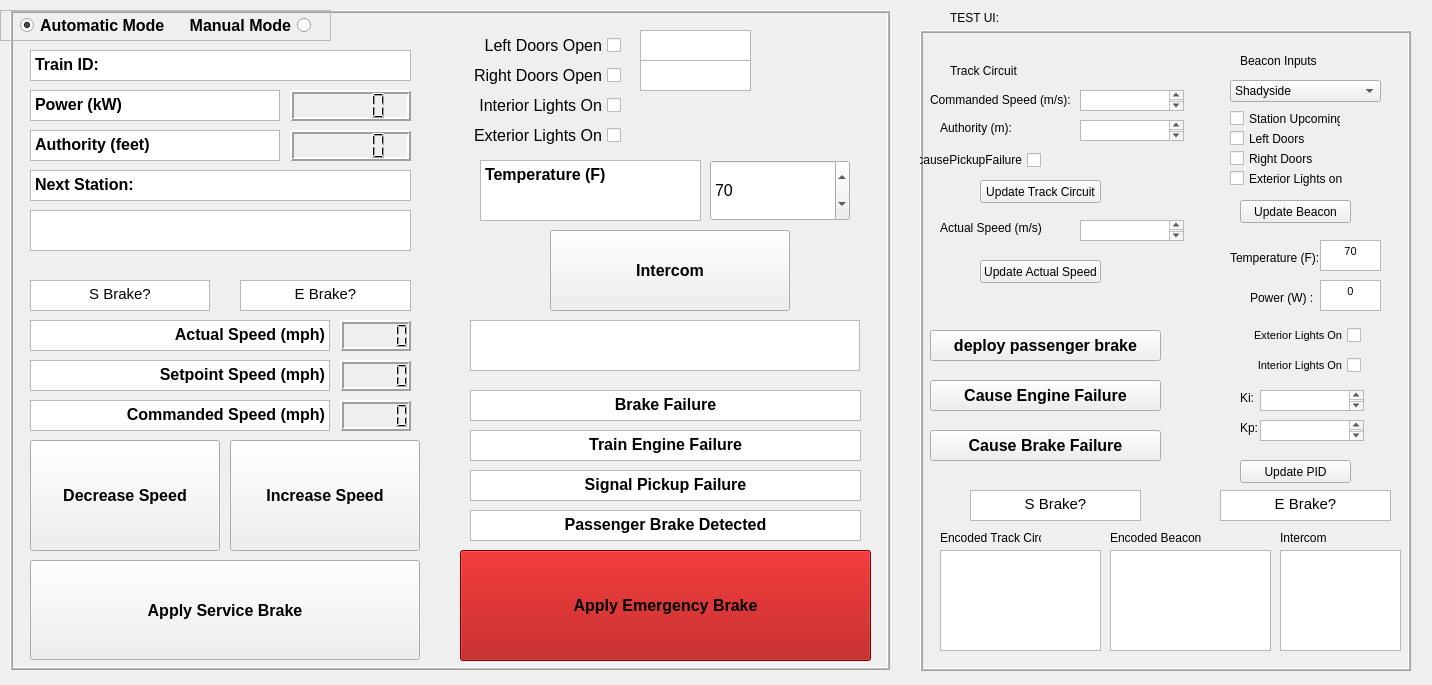
First picture: the form in DevEnv/src/TrainControllerSW/src/form.ui, repository Prem-125/TRAINS, before the edit.
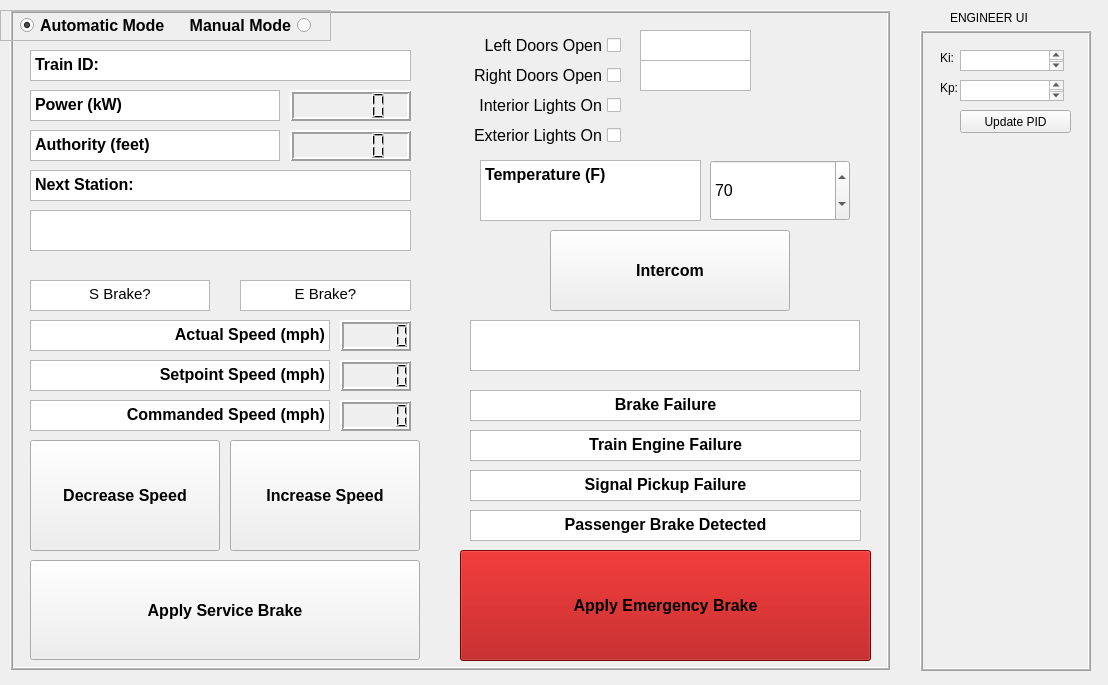
Second picture: the form after the edit.

The edit to the form file:
```diff
--- a/DevEnv/src/TrainControllerSW/src/form.ui
+++ b/DevEnv/src/TrainControllerSW/src/form.ui
@@ -6,7 +6,7 @@
    <rect>
     <x>0</x>
     <y>0</y>
-    <width>1432</width>
+    <width>1108</width>
     <height>685</height>
    </rect>
   </property>
@@ -630,7 +630,7 @@
     <rect>
      <x>920</x>
      <y>30</y>
-     <width>491</width>
+     <width>171</width>
      <height>641</height>
     </rect>
    </property>
@@ -646,141 +646,11 @@
    <property name="midLineWidth">
     <number>1</number>
    </property>
-   <widget class="QPushButton" name="causePassenger">
-    <property name="geometry">
-     <rect>
-      <x>10</x>
-      <y>300</y>
-      <width>231</width>
-      <height>31</height>
-     </rect>
-    </property>
-    <property name="font">
-     <font>
-      <pointsize>12</pointsize>
-      <weight>75</weight>
-      <bold>true</bold>
-     </font>
-    </property>
-    <property name="text">
-     <string>deploy passenger brake</string>
-    </property>
-   </widget>
-   <widget class="QTextEdit" name="inputCommanded">
-    <property name="geometry">
-     <rect>
-      <x>160</x>
-      <y>60</y>
-      <width>104</width>
-      <height>21</height>
-     </rect>
-    </property>
-    <property name="autoFillBackground">
-     <bool>false</bool>
-    </property>
-    <property name="inputMethodHints">
-     <set>Qt::ImhFormattedNumbersOnly</set>
-    </property>
-   </widget>
-   <widget class="QTextEdit" name="inputAuthority">
-    <property name="geometry">
-     <rect>
-      <x>160</x>
-      <y>90</y>
-      <width>104</width>
-      <height>21</height>
-     </rect>
-    </property>
-    <property name="inputMethodHints">
-     <set>Qt::ImhFormattedNumbersOnly</set>
-    </property>
-   </widget>
-   <widget class="QLabel" name="label">
-    <property name="geometry">
-     <rect>
-      <x>10</x>
-      <y>60</y>
-      <width>141</width>
-      <height>20</height>
-     </rect>
-    </property>
-    <property name="text">
-     <string>Commanded Speed (m/s):</string>
-    </property>
-   </widget>
-   <widget class="QLabel" name="label_2">
-    <property name="geometry">
-     <rect>
-      <x>20</x>
-      <y>90</y>
-      <width>101</width>
-      <height>16</height>
-     </rect>
-    </property>
-    <property name="text">
-     <string>Authority (m):</string>
-    </property>
-   </widget>
-   <widget class="QPushButton" name="updateTCFake">
-    <property name="geometry">
-     <rect>
-      <x>60</x>
-      <y>150</y>
-      <width>121</width>
-      <height>23</height>
-     </rect>
-    </property>
-    <property name="text">
-     <string>Update Track Circuit</string>
-    </property>
-   </widget>
-   <widget class="QLabel" name="label_4">
-    <property name="geometry">
-     <rect>
-      <x>20</x>
-      <y>190</y>
-      <width>101</width>
-      <height>16</height>
-     </rect>
-    </property>
-    <property name="text">
-     <string>Actual Speed (m/s):</string>
-    </property>
-   </widget>
-   <widget class="QTextEdit" name="actualSpeed">
-    <property name="geometry">
-     <rect>
-      <x>160</x>
-      <y>190</y>
-      <width>104</width>
-      <height>21</height>
-     </rect>
-    </property>
-    <property name="inputMethodHints">
-     <set>Qt::ImhFormattedNumbersOnly|Qt::ImhPreferNumbers</set>
-    </property>
-   </widget>
-   <widget class="QCheckBox" name="causePickupFailure">
-    <property name="geometry">
-     <rect>
-      <x>-10</x>
-      <y>120</y>
-      <width>131</width>
-      <height>20</height>
-     </rect>
-    </property>
-    <property name="layoutDirection">
-     <enum>Qt::RightToLeft</enum>
-    </property>
-    <property name="text">
-     <string>causePickupFailure</string>
-    </property>
-   </widget>
    <widget class="QTextEdit" name="kiInput">
     <property name="geometry">
      <rect>
-      <x>340</x>
-      <y>360</y>
+      <x>40</x>
+      <y>20</y>
       <width>104</width>
       <height>21</height>
      </rect>
@@ -789,8 +659,8 @@
    <widget class="QLabel" name="label_6">
     <property name="geometry">
      <rect>
-      <x>320</x>
-      <y>360</y>
+      <x>20</x>
+      <y>20</y>
       <width>16</width>
       <height>16</height>
      </rect>
@@ -802,8 +672,8 @@
    <widget class="QLabel" name="label_7">
     <property name="geometry">
      <rect>
-      <x>320</x>
-      <y>390</y>
+      <x>20</x>
+      <y>50</y>
       <width>21</width>
       <height>16</height>
      </rect>
@@ -815,272 +685,18 @@
    <widget class="QTextEdit" name="kpInput">
     <property name="geometry">
      <rect>
-      <x>340</x>
-      <y>390</y>
+      <x>40</x>
+      <y>50</y>
       <width>104</width>
       <height>21</height>
      </rect>
     </property>
    </widget>
-   <widget class="QComboBox" name="stationNameFake">
-    <property name="geometry">
-     <rect>
-      <x>310</x>
-      <y>50</y>
-      <width>151</width>
-      <height>22</height>
-     </rect>
-    </property>
-    <item>
-     <property name="text">
-      <string>Shadyside</string>
-     </property>
-    </item>
-    <item>
-     <property name="text">
-      <string>Herron Ave</string>
-     </property>
-    </item>
-    <item>
-     <property name="text">
-      <string>Swissville</string>
-     </property>
-    </item>
-    <item>
-     <property name="text">
-      <string>Penn Station</string>
-     </property>
-    </item>
-    <item>
-     <property name="text">
-      <string>Steel Plaza</string>
-     </property>
-    </item>
-    <item>
-     <property name="text">
-      <string>First Ave</string>
-     </property>
-    </item>
-    <item>
-     <property name="text">
-      <string>Station Square</string>
-     </property>
-    </item>
-    <item>
-     <property name="text">
-      <string>South Hills Junction</string>
-     </property>
-    </item>
-    <item>
-     <property name="text">
-      <string>Pioneer</string>
-     </property>
-    </item>
-    <item>
-     <property name="text">
-      <string>Edgebrook</string>
-     </property>
-    </item>
-    <item>
-     <property name="text">
-      <string>Whited</string>
-     </property>
-    </item>
-    <item>
-     <property name="text">
-      <string>South Bank</string>
-     </property>
-    </item>
-    <item>
-     <property name="text">
-      <string>Central</string>
-     </property>
-    </item>
-    <item>
-     <property name="text">
-      <string>Inglewood</string>
-     </property>
-    </item>
-    <item>
-     <property name="text">
-      <string>Overbrook</string>
-     </property>
-    </item>
-    <item>
-     <property name="text">
-      <string>Glenbury</string>
-     </property>
-    </item>
-    <item>
-     <property name="text">
-      <string>Dormont</string>
-     </property>
-    </item>
-    <item>
-     <property name="text">
-      <string>Mt Lebanon</string>
-     </property>
-    </item>
-    <item>
-     <property name="text">
-      <string>Poplar</string>
-     </property>
-    </item>
-    <item>
-     <property name="text">
-      <string>Castle Shannon</string>
-     </property>
-    </item>
-   </widget>
-   <widget class="QLabel" name="label_14">
-    <property name="geometry">
-     <rect>
-      <x>320</x>
-      <y>10</y>
-      <width>121</width>
-      <height>41</height>
-     </rect>
-    </property>
-    <property name="text">
-     <string>Beacon Inputs</string>
-    </property>
-   </widget>
-   <widget class="QCheckBox" name="stationUpcoming">
-    <property name="geometry">
-     <rect>
-      <x>310</x>
-      <y>80</y>
-      <width>111</width>
-      <height>17</height>
-     </rect>
-    </property>
-    <property name="text">
-     <string>Station Upcoming</string>
-    </property>
-   </widget>
-   <widget class="QCheckBox" name="leftDoorsFake">
-    <property name="geometry">
-     <rect>
-      <x>310</x>
-      <y>100</y>
-      <width>111</width>
-      <height>17</height>
-     </rect>
-    </property>
-    <property name="text">
-     <string>Left Doors</string>
-    </property>
-   </widget>
-   <widget class="QCheckBox" name="rightDoorsFake">
-    <property name="geometry">
-     <rect>
-      <x>310</x>
-      <y>120</y>
-      <width>111</width>
-      <height>17</height>
-     </rect>
-    </property>
-    <property name="text">
-     <string>Right Doors</string>
-    </property>
-   </widget>
-   <widget class="QCheckBox" name="exteriorLightsFake">
-    <property name="geometry">
-     <rect>
-      <x>310</x>
-      <y>140</y>
-      <width>121</width>
-      <height>17</height>
-     </rect>
-    </property>
-    <property name="text">
-     <string>Exterior Lights on</string>
-    </property>
-   </widget>
-   <widget class="QPushButton" name="updateBeaconFake">
-    <property name="geometry">
-     <rect>
-      <x>320</x>
-      <y>170</y>
-      <width>111</width>
-      <height>23</height>
-     </rect>
-    </property>
-    <property name="text">
-     <string>Update Beacon</string>
-    </property>
-   </widget>
-   <widget class="QLabel" name="label_15">
-    <property name="geometry">
-     <rect>
-      <x>30</x>
-      <y>20</y>
-      <width>121</width>
-      <height>41</height>
-     </rect>
-    </property>
-    <property name="text">
-     <string>Track Circuit</string>
-    </property>
-   </widget>
-   <widget class="QPushButton" name="updateActualFake">
-    <property name="geometry">
-     <rect>
-      <x>60</x>
-      <y>230</y>
-      <width>121</width>
-      <height>23</height>
-     </rect>
-    </property>
-    <property name="text">
-     <string>Update Actual Speed</string>
-    </property>
-   </widget>
-   <widget class="QPushButton" name="causeEngineFailure">
-    <property name="geometry">
-     <rect>
-      <x>10</x>
-      <y>350</y>
-      <width>231</width>
-      <height>31</height>
-     </rect>
-    </property>
-    <property name="font">
-     <font>
-      <pointsize>12</pointsize>
-      <weight>75</weight>
-      <bold>true</bold>
-     </font>
-    </property>
-    <property name="text">
-     <string>Cause Engine Failure</string>
-    </property>
-   </widget>
-   <widget class="QPushButton" name="causeBrakeFailure">
-    <property name="geometry">
-     <rect>
-      <x>10</x>
-      <y>400</y>
-      <width>231</width>
-      <height>31</height>
-     </rect>
-    </property>
-    <property name="font">
-     <font>
-      <pointsize>12</pointsize>
-      <weight>75</weight>
-      <bold>true</bold>
-     </font>
-    </property>
-    <property name="text">
-     <string>Cause Brake Failure</string>
-    </property>
-   </widget>
    <widget class="QPushButton" name="updatePID">
     <property name="geometry">
      <rect>
-      <x>320</x>
-      <y>430</y>
+      <x>40</x>
+      <y>80</y>
       <width>111</width>
       <height>23</height>
      </rect>
@@ -1089,224 +705,6 @@
      <string>Update PID</string>
     </property>
    </widget>
-   <widget class="QTextBrowser" name="encodedTC">
-    <property name="geometry">
-     <rect>
-      <x>20</x>
-      <y>520</y>
-      <width>161</width>
-      <height>101</height>
-     </rect>
-    </property>
-   </widget>
-   <widget class="QTextBrowser" name="encodedBeacon">
-    <property name="geometry">
-     <rect>
-      <x>190</x>
-      <y>520</y>
-      <width>161</width>
-      <height>101</height>
-     </rect>
-    </property>
-   </widget>
-   <widget class="QLabel" name="label_16">
-    <property name="geometry">
-     <rect>
-      <x>190</x>
-      <y>500</y>
-      <width>101</width>
-      <height>16</height>
-     </rect>
-    </property>
-    <property name="text">
-     <string>Encoded Beacon</string>
-    </property>
-   </widget>
-   <widget class="QLabel" name="label_5">
-    <property name="geometry">
-     <rect>
-      <x>20</x>
-      <y>500</y>
-      <width>101</width>
-      <height>16</height>
-     </rect>
-    </property>
-    <property name="text">
-     <string>Encoded Track Circuit</string>
-    </property>
-   </widget>
-   <widget class="QTextBrowser" name="textBrowser_10">
-    <property name="geometry">
-     <rect>
-      <x>300</x>
-      <y>460</y>
-      <width>171</width>
-      <height>31</height>
-     </rect>
-    </property>
-    <property name="html">
-     <string>&lt;!DOCTYPE HTML PUBLIC &quot;-//W3C//DTD HTML 4.0//EN&quot; &quot;http://www.w3.org/TR/REC-html40/strict.dtd&quot;&gt;
-&lt;html&gt;&lt;head&gt;&lt;meta name=&quot;qrichtext&quot; content=&quot;1&quot; /&gt;&lt;style type=&quot;text/css&quot;&gt;
-p, li { white-space: pre-wrap; }
-&lt;/style&gt;&lt;/head&gt;&lt;body style=&quot; font-family:'MS Shell Dlg 2'; font-size:8.25pt; font-weight:400; font-style:normal;&quot;&gt;
-&lt;p align=&quot;center&quot; style=&quot; margin-top:0px; margin-bottom:0px; margin-left:0px; margin-right:0px; -qt-block-indent:0; text-indent:0px;&quot;&gt;&lt;span style=&quot; font-size:11pt;&quot;&gt;E Brake?&lt;/span&gt;&lt;/p&gt;&lt;/body&gt;&lt;/html&gt;</string>
-    </property>
-   </widget>
-   <widget class="QTextBrowser" name="textBrowser_11">
-    <property name="geometry">
-     <rect>
-      <x>50</x>
-      <y>460</y>
-      <width>171</width>
-      <height>31</height>
-     </rect>
-    </property>
-    <property name="html">
-     <string>&lt;!DOCTYPE HTML PUBLIC &quot;-//W3C//DTD HTML 4.0//EN&quot; &quot;http://www.w3.org/TR/REC-html40/strict.dtd&quot;&gt;
-&lt;html&gt;&lt;head&gt;&lt;meta name=&quot;qrichtext&quot; content=&quot;1&quot; /&gt;&lt;style type=&quot;text/css&quot;&gt;
-p, li { white-space: pre-wrap; }
-&lt;/style&gt;&lt;/head&gt;&lt;body style=&quot; font-family:'MS Shell Dlg 2'; font-size:8.25pt; font-weight:400; font-style:normal;&quot;&gt;
-&lt;p align=&quot;center&quot; style=&quot; margin-top:0px; margin-bottom:0px; margin-left:0px; margin-right:0px; -qt-block-indent:0; text-indent:0px;&quot;&gt;&lt;span style=&quot; font-size:11pt;&quot;&gt;S Brake?&lt;/span&gt;&lt;/p&gt;&lt;/body&gt;&lt;/html&gt;</string>
-    </property>
-   </widget>
-   <widget class="QTextBrowser" name="textBrowser_12">
-    <property name="geometry">
-     <rect>
-      <x>400</x>
-      <y>210</y>
-      <width>61</width>
-      <height>31</height>
-     </rect>
-    </property>
-    <property name="html">
-     <string>&lt;!DOCTYPE HTML PUBLIC &quot;-//W3C//DTD HTML 4.0//EN&quot; &quot;http://www.w3.org/TR/REC-html40/strict.dtd&quot;&gt;
-&lt;html&gt;&lt;head&gt;&lt;meta name=&quot;qrichtext&quot; content=&quot;1&quot; /&gt;&lt;style type=&quot;text/css&quot;&gt;
-p, li { white-space: pre-wrap; }
-&lt;/style&gt;&lt;/head&gt;&lt;body style=&quot; font-family:'MS Shell Dlg 2'; font-size:8.25pt; font-weight:400; font-style:normal;&quot;&gt;
-&lt;p align=&quot;center&quot; style=&quot; margin-top:0px; margin-bottom:0px; margin-left:0px; margin-right:0px; -qt-block-indent:0; text-indent:0px;&quot;&gt;70&lt;/p&gt;&lt;/body&gt;&lt;/html&gt;</string>
-    </property>
-   </widget>
-   <widget class="QLabel" name="label_8">
-    <property name="geometry">
-     <rect>
-      <x>310</x>
-      <y>220</y>
-      <width>101</width>
-      <height>16</height>
-     </rect>
-    </property>
-    <property name="text">
-     <string>Temperature (F):</string>
-    </property>
-   </widget>
-   <widget class="QTextBrowser" name="intercomFake">
-    <property name="geometry">
-     <rect>
-      <x>360</x>
-      <y>520</y>
-      <width>121</width>
-      <height>101</height>
-     </rect>
-    </property>
-    <property name="html">
-     <string>&lt;!DOCTYPE HTML PUBLIC &quot;-//W3C//DTD HTML 4.0//EN&quot; &quot;http://www.w3.org/TR/REC-html40/strict.dtd&quot;&gt;
-&lt;html&gt;&lt;head&gt;&lt;meta name=&quot;qrichtext&quot; content=&quot;1&quot; /&gt;&lt;style type=&quot;text/css&quot;&gt;
-p, li { white-space: pre-wrap; }
-&lt;/style&gt;&lt;/head&gt;&lt;body style=&quot; font-family:'MS Shell Dlg 2'; font-size:8.25pt; font-weight:400; font-style:normal;&quot;&gt;
-&lt;p style=&quot;-qt-paragraph-type:empty; margin-top:0px; margin-bottom:0px; margin-left:0px; margin-right:0px; -qt-block-indent:0; text-indent:0px;&quot;&gt;&lt;br /&gt;&lt;/p&gt;&lt;/body&gt;&lt;/html&gt;</string>
-    </property>
-   </widget>
-   <widget class="QLabel" name="label_17">
-    <property name="geometry">
-     <rect>
-      <x>360</x>
-      <y>500</y>
-      <width>101</width>
-      <height>16</height>
-     </rect>
-    </property>
-    <property name="text">
-     <string>Intercom</string>
-    </property>
-   </widget>
-   <widget class="QTextBrowser" name="textBrowser_17">
-    <property name="geometry">
-     <rect>
-      <x>400</x>
-      <y>250</y>
-      <width>61</width>
-      <height>31</height>
-     </rect>
-    </property>
-    <property name="html">
-     <string>&lt;!DOCTYPE HTML PUBLIC &quot;-//W3C//DTD HTML 4.0//EN&quot; &quot;http://www.w3.org/TR/REC-html40/strict.dtd&quot;&gt;
-&lt;html&gt;&lt;head&gt;&lt;meta name=&quot;qrichtext&quot; content=&quot;1&quot; /&gt;&lt;style type=&quot;text/css&quot;&gt;
-p, li { white-space: pre-wrap; }
-&lt;/style&gt;&lt;/head&gt;&lt;body style=&quot; font-family:'MS Shell Dlg 2'; font-size:8.25pt; font-weight:400; font-style:normal;&quot;&gt;
-&lt;p align=&quot;center&quot; style=&quot; margin-top:0px; margin-bottom:0px; margin-left:0px; margin-right:0px; -qt-block-indent:0; text-indent:0px;&quot;&gt;0&lt;/p&gt;&lt;/body&gt;&lt;/html&gt;</string>
-    </property>
-   </widget>
-   <widget class="QLabel" name="label_9">
-    <property name="geometry">
-     <rect>
-      <x>330</x>
-      <y>260</y>
-      <width>101</width>
-      <height>16</height>
-     </rect>
-    </property>
-    <property name="text">
-     <string>Power (W) :</string>
-    </property>
-   </widget>
-   <widget class="QCheckBox" name="exteriorLights_2">
-    <property name="geometry">
-     <rect>
-      <x>290</x>
-      <y>290</y>
-      <width>151</width>
-      <height>31</height>
-     </rect>
-    </property>
-    <property name="font">
-     <font>
-      <pointsize>8</pointsize>
-     </font>
-    </property>
-    <property name="layoutDirection">
-     <enum>Qt::RightToLeft</enum>
-    </property>
-    <property name="text">
-     <string>Exterior Lights On</string>
-    </property>
-    <property name="iconSize">
-     <size>
-      <width>16</width>
-      <height>16</height>
-     </size>
-    </property>
-   </widget>
-   <widget class="QCheckBox" name="interiorLights_2">
-    <property name="geometry">
-     <rect>
-      <x>290</x>
-      <y>320</y>
-      <width>151</width>
-      <height>31</height>
-     </rect>
-    </property>
-    <property name="font">
-     <font>
-      <pointsize>8</pointsize>
-     </font>
-    </property>
-    <property name="layoutDirection">
-     <enum>Qt::RightToLeft</enum>
-    </property>
-    <property name="text">
-     <string>Interior Lights On</string>
-    </property>
-   </widget>
   </widget>
   <widget class="QLabel" name="label_3">
    <property name="geometry">
@@ -1318,7 +716,7 @@
     </rect>
    </property>
    <property name="text">
-    <string>TEST UI:</string>
+    <string>ENGINEER UI</string>
    </property>
   </widget>
   <widget class="QFrame" name="frame">
```
